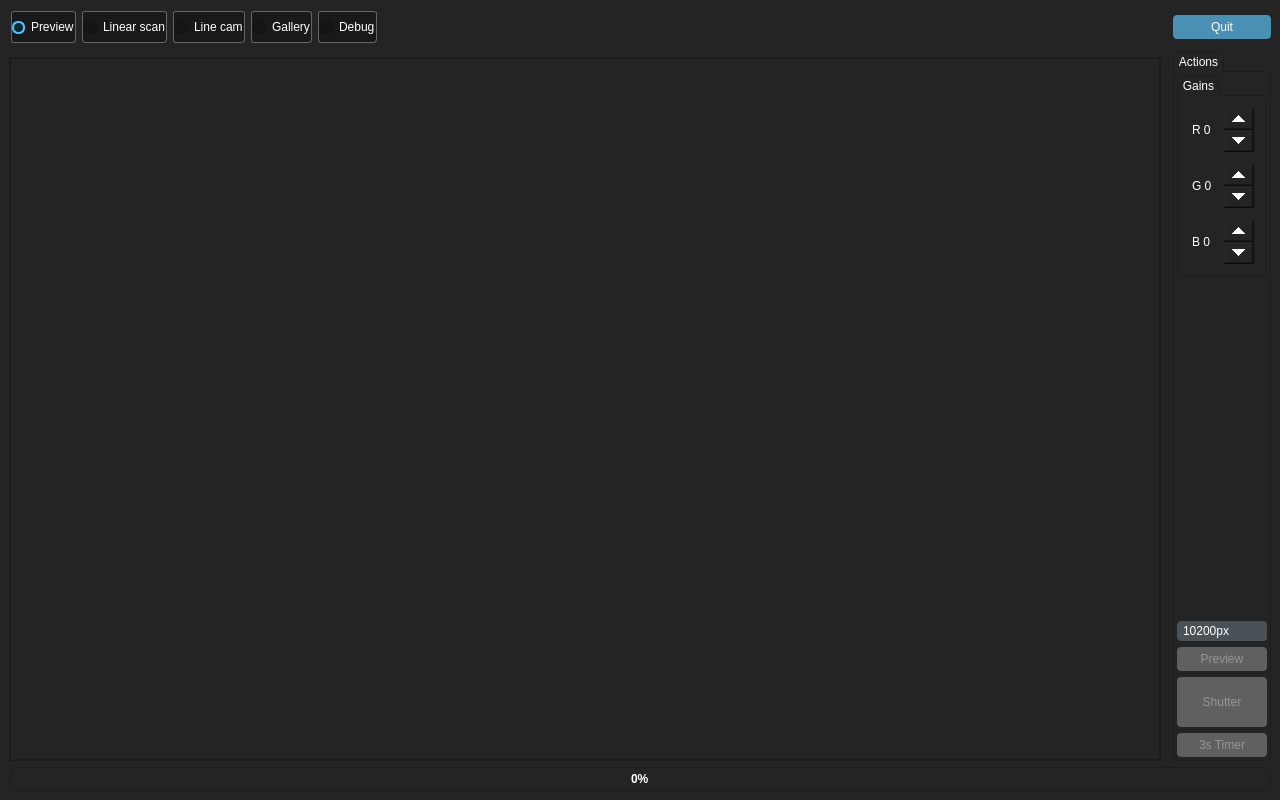
Above: LinearScanCam/mainwindow.ui from Ultrawipf/Project_gigapixel_linecam before the change. Below: the same form after it.
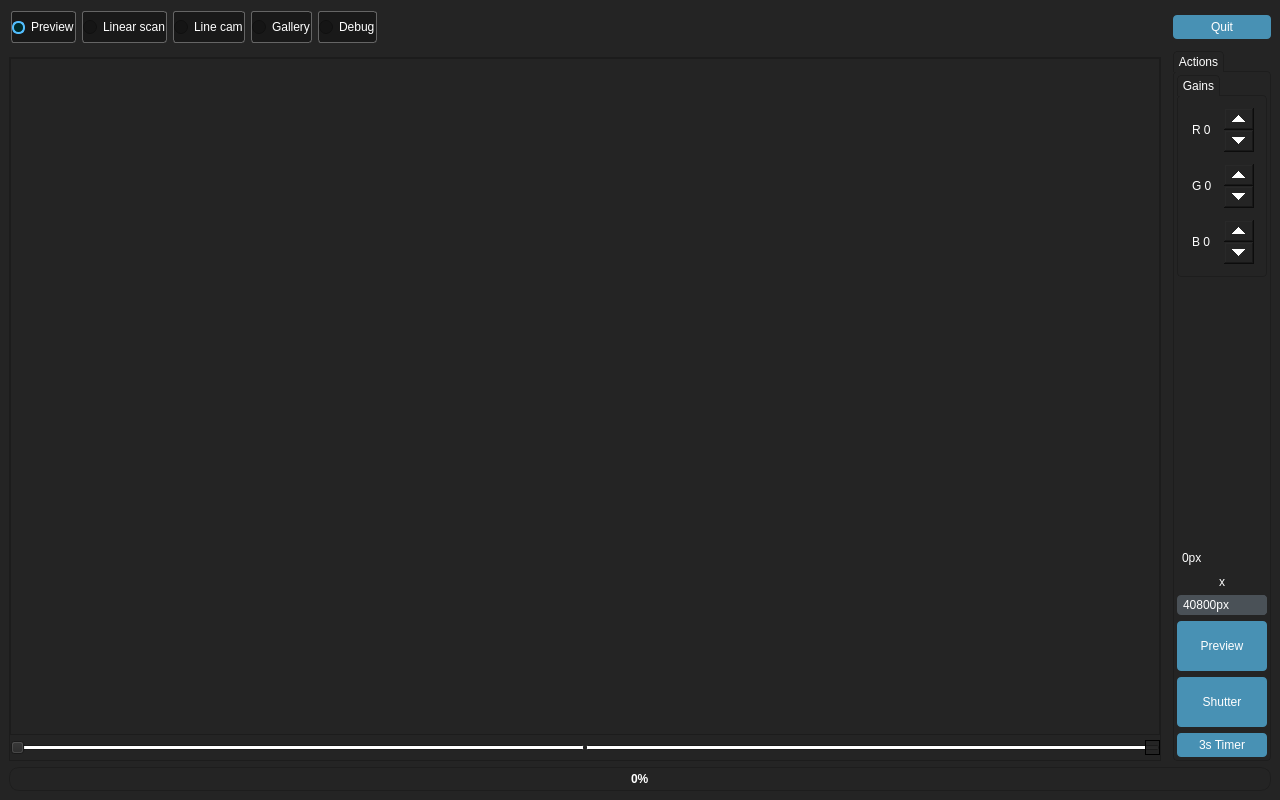
That is the form after the change. The open tabs and pages were chosen to show the change. Icons and pictures are not drawn. Custom widgets are drawn as their Qt base class.

Patch:
```diff
--- a/LinearScanCam/mainwindow.ui
+++ b/LinearScanCam/mainwindow.ui
@@ -1375,7 +1375,76 @@
         <property name="spacing">
          <number>0</number>
         </property>
-        <item row="0" column="0">
+        <item row="1" column="1">
+         <widget class="QSlider" name="horizontalSlider_imagewidth">
+          <property name="minimumSize">
+           <size>
+            <width>0</width>
+            <height>25</height>
+           </size>
+          </property>
+          <property name="baseSize">
+           <size>
+            <width>0</width>
+            <height>0</height>
+           </size>
+          </property>
+          <property name="tabletTracking">
+           <bool>true</bool>
+          </property>
+          <property name="styleSheet">
+           <string notr="true">QSlider::handle:horizontal  {
+	height: 25px;
+	width: 35px;
+	border: 1px solid;
+}</string>
+          </property>
+          <property name="maximum">
+           <number>1000</number>
+          </property>
+          <property name="value">
+           <number>1000</number>
+          </property>
+          <property name="orientation">
+           <enum>Qt::Horizontal</enum>
+          </property>
+          <property name="invertedAppearance">
+           <bool>false</bool>
+          </property>
+         </widget>
+        </item>
+        <item row="1" column="0">
+         <widget class="QSlider" name="horizontalSlider_imagewidth2">
+          <property name="minimumSize">
+           <size>
+            <width>0</width>
+            <height>25</height>
+           </size>
+          </property>
+          <property name="tabletTracking">
+           <bool>false</bool>
+          </property>
+          <property name="autoFillBackground">
+           <bool>false</bool>
+          </property>
+          <property name="maximum">
+           <number>1000</number>
+          </property>
+          <property name="value">
+           <number>1000</number>
+          </property>
+          <property name="orientation">
+           <enum>Qt::Horizontal</enum>
+          </property>
+          <property name="invertedAppearance">
+           <bool>true</bool>
+          </property>
+          <property name="invertedControls">
+           <bool>false</bool>
+          </property>
+         </widget>
+        </item>
+        <item row="0" column="0" colspan="2">
          <widget class="QGraphicsView" name="graphicsView">
           <property name="sizePolicy">
            <sizepolicy hsizetype="Preferred" vsizetype="Preferred">
@@ -1398,6 +1467,18 @@
           <property name="acceptDrops">
            <bool>false</bool>
           </property>
+          <property name="sizeAdjustPolicy">
+           <enum>QAbstractScrollArea::AdjustToContentsOnFirstShow</enum>
+          </property>
+          <property name="dragMode">
+           <enum>QGraphicsView::ScrollHandDrag</enum>
+          </property>
+          <property name="resizeAnchor">
+           <enum>QGraphicsView::AnchorUnderMouse</enum>
+          </property>
+          <property name="viewportUpdateMode">
+           <enum>QGraphicsView::SmartViewportUpdate</enum>
+          </property>
          </widget>
         </item>
        </layout>
@@ -1572,6 +1653,9 @@
     </item>
     <item row="2" column="2" rowspan="2">
      <widget class="QGroupBox" name="groupBox_camactions">
+      <property name="enabled">
+       <bool>true</bool>
+      </property>
       <property name="title">
        <string>Actions</string>
       </property>
@@ -1685,8 +1769,40 @@
          </property>
         </spacer>
        </item>
+       <item>
+        <widget class="QSpinBox" name="spinBox_width">
+         <property name="readOnly">
+          <bool>true</bool>
+         </property>
+         <property name="buttonSymbols">
+          <enum>QAbstractSpinBox::NoButtons</enum>
+         </property>
+         <property name="keyboardTracking">
+          <bool>false</bool>
+         </property>
+         <property name="suffix">
+          <string>px</string>
+         </property>
+         <property name="maximum">
+          <number>100000</number>
+         </property>
+        </widget>
+       </item>
+       <item>
+        <widget class="QLabel" name="label_resolution">
+         <property name="text">
+          <string>x</string>
+         </property>
+         <property name="alignment">
+          <set>Qt::AlignCenter</set>
+         </property>
+        </widget>
+       </item>
        <item>
         <widget class="QComboBox" name="comboBox_resolution">
+         <property name="enabled">
+          <bool>true</bool>
+         </property>
          <property name="sizePolicy">
           <sizepolicy hsizetype="Minimum" vsizetype="Fixed">
            <horstretch>0</horstretch>
@@ -1694,7 +1810,7 @@
           </sizepolicy>
          </property>
          <property name="currentIndex">
-          <number>2</number>
+          <number>0</number>
          </property>
          <item>
           <property name="text">
@@ -1708,7 +1824,7 @@
          </item>
          <item>
           <property name="text">
-           <string>10200px</string>
+           <string>10680px</string>
           </property>
          </item>
          <item>
@@ -1726,7 +1842,13 @@
        <item>
         <widget class="QPushButton" name="pushButton_3">
          <property name="enabled">
-          <bool>false</bool>
+          <bool>true</bool>
+         </property>
+         <property name="minimumSize">
+          <size>
+           <width>20</width>
+           <height>50</height>
+          </size>
          </property>
          <property name="text">
           <string>Preview</string>
@@ -1736,7 +1858,7 @@
        <item>
         <widget class="QPushButton" name="pushButton_shutter">
          <property name="enabled">
-          <bool>false</bool>
+          <bool>true</bool>
          </property>
          <property name="minimumSize">
           <size>
@@ -1752,7 +1874,7 @@
        <item>
         <widget class="QPushButton" name="pushButton_2">
          <property name="enabled">
-          <bool>false</bool>
+          <bool>true</bool>
          </property>
          <property name="text">
           <string>3s Timer</string>
```
Left out of the diff: 72 changed lines with no effect on the pictures.
